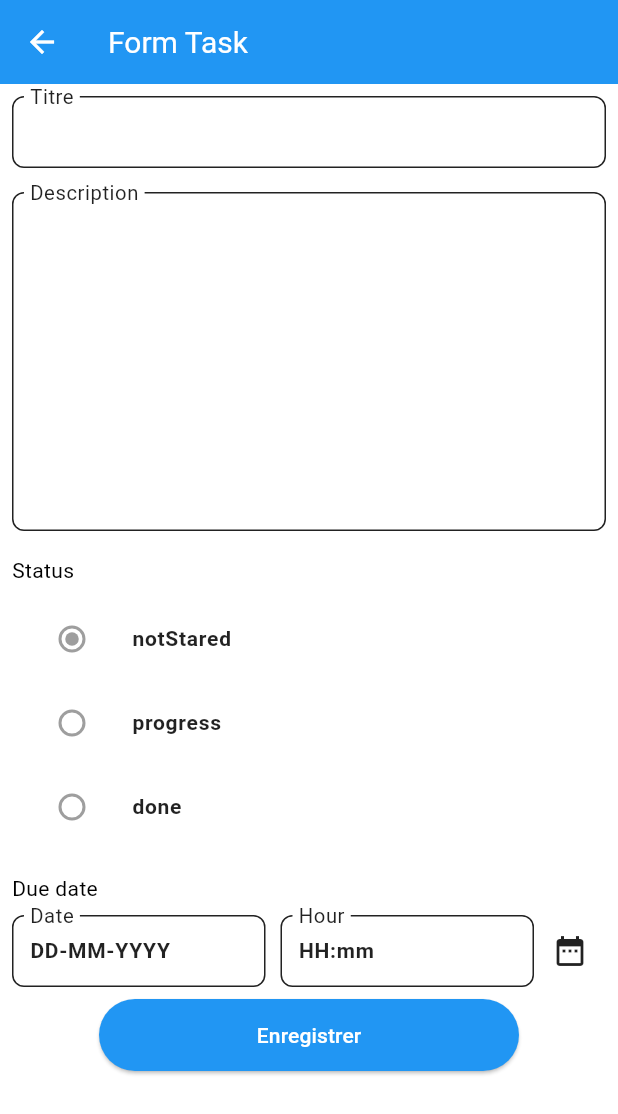
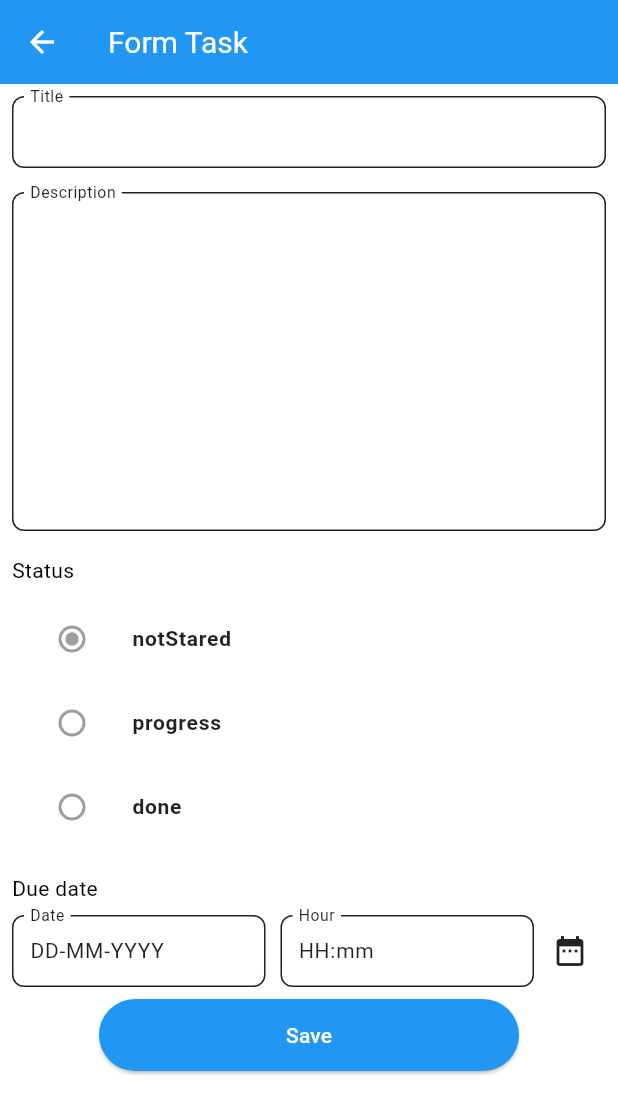
Before and after one commit to Melo567/task_manager, a Flutter app: the screen it shows after launch, after a tap on the "add" icon, on a phone screen of 412 x 824 dp. Shown: the top 1114 px of the screen. Run offline on Flutter 3.47's test engine with Material 3 defaults, Android fonts, the phone set to English and light mode, and no system bars; our stand-ins replace auto_route, dartz, equatable, floor, flutter_bloc, get_it and 1 more; accounts and stored records are empty; generated files the repository leaves out were written again.

Commit message:
change text and change style

```diff
--- a/lib/core/styles/theme.dart
+++ b/lib/core/styles/theme.dart
@@ -1,6 +1,12 @@
 import 'dart:io';
 
 import 'package:flutter/material.dart';
+
+
+const defaultTextStyle = const TextStyle(
+  fontSize: 14,
+  fontWeight: FontWeight.w400,
+);
 
 final theme = ThemeData(
   primaryColor: Colors.blue,
@@ -26,7 +32,11 @@ final theme = ThemeData(
   inputDecorationTheme: InputDecorationTheme(
     contentPadding: const EdgeInsets.all(8.0),
     labelStyle: const TextStyle(
-      fontSize: 18,
+      fontSize: 14,
+      fontWeight: FontWeight.w400,
+    ),
+    hintStyle: const TextStyle(
+      fontSize: 14,
       fontWeight: FontWeight.w400,
     ),
     border: OutlineInputBorder(
--- a/lib/core/widgets/date_time_picker.dart
+++ b/lib/core/widgets/date_time_picker.dart
@@ -1,4 +1,5 @@
 import 'package:flutter/material.dart';
+import 'package:task_manager/core/styles/theme.dart';
 import 'package:task_manager/core/utils/date_time_extension.dart';
 
 class DateTimePicker extends StatefulWidget {
@@ -6,11 +7,14 @@ class DateTimePicker extends StatefulWidget {
     super.key,
     required this.onChange,
     this.defaultValue,
+    this.style = defaultTextStyle,
   });
 
   final Function(DateTime dateTime) onChange;
 
   final DateTime? defaultValue;
+
+  final TextStyle? style;
 
   @override
   State<DateTimePicker> createState() => _DateTimePickerState();
@@ -70,6 +74,7 @@ class _DateTimePickerState extends State<DateTimePicker> {
                       widget.onChange(_dateTime!);
                     }
                   },
+                  style: widget.style,
                   decoration: const InputDecoration(
                     labelText: 'Date',
                     floatingLabelBehavior: FloatingLabelBehavior.always,
@@ -109,6 +114,7 @@ class _DateTimePickerState extends State<DateTimePicker> {
                       widget.onChange(_dateTime!);
                     }
                   },
+                  style: widget.style,
                   decoration: const InputDecoration(
                     labelText: 'Hour',
                     hintText: 'HH:mm',
--- a/lib/modules/form/presentation/pages/form_page.dart
+++ b/lib/modules/form/presentation/pages/form_page.dart
@@ -1,6 +1,7 @@
 import 'package:auto_route/auto_route.dart';
 import 'package:flutter/material.dart';
 import 'package:flutter_bloc/flutter_bloc.dart';
+import 'package:task_manager/core/styles/theme.dart';
 import 'package:task_manager/core/widgets/date_time_picker.dart';
 import 'package:task_manager/core/widgets/task_status_modifier_widget.dart';
 import 'package:task_manager/modules/detail/presentation/manager/detail_bloc.dart';
@@ -67,9 +68,10 @@ class _FormPageState extends State<FormPage> {
                             FocusScope.of(context).unfocus();
                           },
                           decoration: const InputDecoration(
-                            labelText: "Titre",
+                            labelText: "Title",
                             floatingLabelBehavior: FloatingLabelBehavior.always,
                           ),
+                          style: defaultTextStyle,
                           validator: (value) {
                             if (value == null || value == "") {
                               return "Bad format";
@@ -92,6 +94,7 @@ class _FormPageState extends State<FormPage> {
                             labelText: "Description",
                             floatingLabelBehavior: FloatingLabelBehavior.always,
                           ),
+                          style: defaultTextStyle,
                           validator: (value) {
                             if (value == null || value == "") {
                               return "Bad format";
@@ -139,7 +142,7 @@ class _FormPageState extends State<FormPage> {
                           }
                         },
                         child: const Text(
-                          "Enregistrer",
+                          "Save",
                         ),
                       )
                     ],
--- a/lib/modules/home/presentation/pages/home_page.dart
+++ b/lib/modules/home/presentation/pages/home_page.dart
@@ -68,7 +68,7 @@ class _HomePageState extends State<HomePage> {
               if (state.tasks.isEmpty) {
                 return const Center(
                   child: Text(
-                    "Vous n'avez pas encore de tâche",
+                    "You don't have a task",
                   ),
                 );
               }
@@ -81,7 +81,7 @@ class _HomePageState extends State<HomePage> {
               );
             case HomeStatus.error:
               return const Text(
-                'Une erreur s\'est produite',
+                'An error has occurred',
               );
           }
         },
```
Also changed, not shown: lib/core/widgets/legend_widget.dart (+6 -5 lines), lib/modules/detail/presentation/pages/detail_page.dart (+7 -4 lines), 5 other files.
